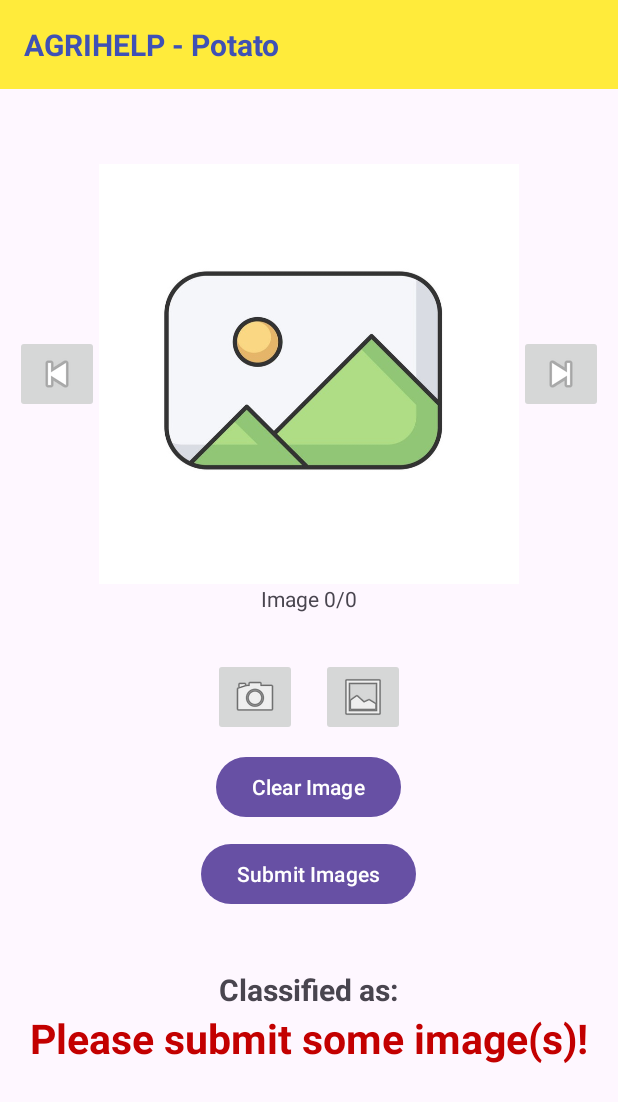
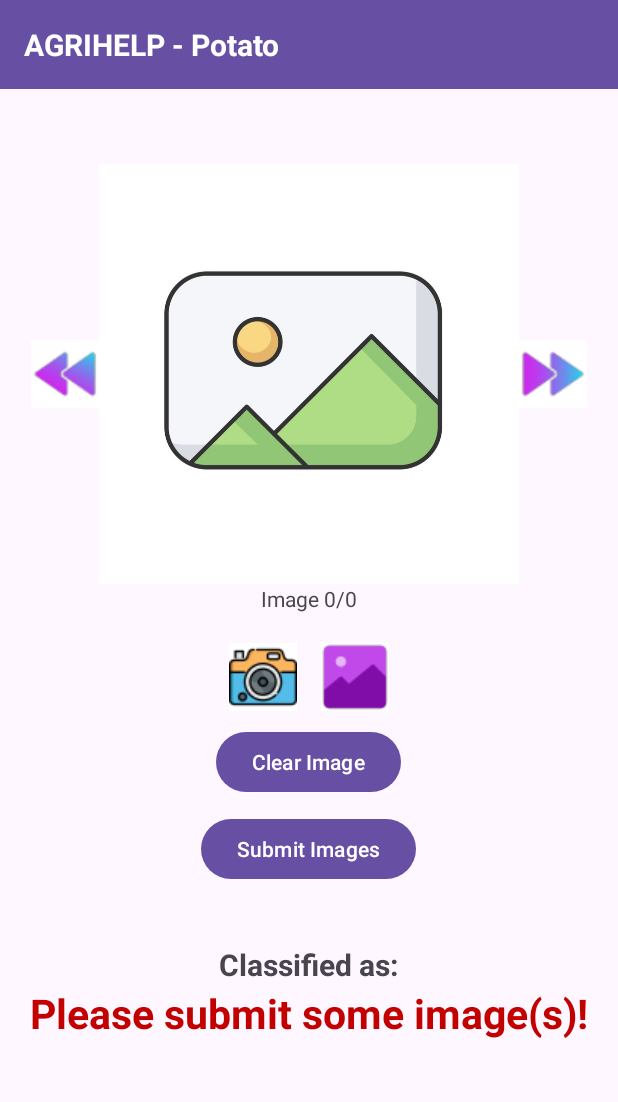
Before and after one commit to Aakarsh2Mittal/App-dev, an Android app: the MainActivity screen opened directly, with no data from a screen before it, on a phone screen of 412 x 824 dp. Shown: the top 1102 px of the screen. Run offline under Robolectric (Android 15) with nearby library versions, the phone set to English and light mode, and no system bars; libraries missing offline, so code that uses them is left out: org.tensorflow.lite.

Commit message:
improving UI

```diff
--- a/app/src/main/res/layout/activity_home.xml
+++ b/app/src/main/res/layout/activity_home.xml
@@ -60,7 +60,7 @@
         android:id="@+id/titleBar"
         android:layout_width="match_parent"
         android:layout_height="wrap_content"
-        android:background="#FFEB3B"
+        android:background="#6750A3"
         android:orientation="vertical"
         android:padding="16dp">
 
@@ -68,7 +68,7 @@
             android:layout_width="wrap_content"
             android:layout_height="wrap_content"
             android:text="AGRIHELP - Heal Your Crop"
-            android:textColor="#3F51B5"
+            android:textColor="#FEFAFD"
             android:textSize="20sp"
             android:textStyle="bold" />
     </LinearLayout>
--- a/app/src/main/res/layout/activity_main.xml
+++ b/app/src/main/res/layout/activity_main.xml
@@ -1,10 +1,10 @@
 <?xml version="1.0" encoding="utf-8"?>
 
-<LinearLayout
-    xmlns:android="http://schemas.android.com/apk/res/android"
+<LinearLayout xmlns:android="http://schemas.android.com/apk/res/android"
     xmlns:tools="http://schemas.android.com/tools"
     android:layout_width="match_parent"
     android:layout_height="match_parent"
+    xmlns:app="http://schemas.android.com/apk/res-auto"
     android:gravity="center_horizontal"
     android:orientation="vertical"
     tools:context=".MainActivity">
@@ -12,7 +12,7 @@
         android:id="@+id/titleBar"
         android:layout_width="match_parent"
         android:layout_height="wrap_content"
-        android:background="#FFEB3B"
+        android:background="#6750A3"
         android:orientation="vertical"
         android:padding="16dp">
 
@@ -20,7 +20,7 @@
             android:layout_width="wrap_content"
             android:layout_height="wrap_content"
             android:text="AGRIHELP - Potato"
-            android:textColor="#3F51B5"
+            android:textColor="#FFFFFF"
             android:textSize="20sp"
             android:textStyle="bold" />
     </LinearLayout>
@@ -33,7 +33,8 @@
             android:layout_height="wrap_content"
             android:contentDescription="previous_icon"
             android:layout_marginTop="25dp"
-            android:src="@android:drawable/ic_media_previous"
+            android:src="@drawable/prev_button"
+            android:background="@android:color/transparent"
             android:layout_gravity="center_vertical"/>
         <ImageSwitcher
             android:id="@+id/image"
@@ -49,7 +50,8 @@
             android:layout_height="wrap_content"
             android:contentDescription="next_icon"
             android:layout_marginTop="25dp"
-            android:src="@android:drawable/ic_media_next"
+            android:src="@drawable/next_button"
+            android:background="@android:color/transparent"
             android:layout_gravity="center_vertical"/>
     </LinearLayout>
     <!--click here to view previous image-->
@@ -63,14 +65,15 @@
     <LinearLayout
         android:layout_width="wrap_content"
         android:layout_height="wrap_content"
-        android:layout_marginTop="30dp">
+        android:layout_marginTop="20dp">
         <ImageButton
             android:id="@+id/cameraButton"
             android:layout_width="wrap_content"
             android:layout_height="wrap_content"
             android:layout_marginEnd="8dp"
             android:contentDescription="camera_icon"
-            android:src="@android:drawable/ic_menu_camera" />
+            android:src="@drawable/camera"
+            android:background="@android:color/transparent"/>
 
         <ImageButton
             android:id="@+id/galleryButton"
@@ -78,7 +81,8 @@
             android:layout_height="wrap_content"
             android:layout_marginStart="8dp"
             android:contentDescription="gallery_icon"
-            android:src="@android:drawable/ic_menu_gallery" />
+            android:src="@drawable/gallery"
+            android:background="@android:color/transparent"/>
     </LinearLayout>
 
 
```
Also changed, not shown: app/src/main/java/com/example/potato3/MainActivity.java (+7 -7 lines), app/src/main/java/com/example/potato3/PepperActivity.java (+7 -7 lines), app/src/main/java/com/example/potato3/TomatoActivity.java (+7 -7 lines), app/src/main/res/layout/activity_pepper.xml (+10 -6 lines), app/src/main/res/layout/activity_tomato.xml (+10 -6 lines), app/src/main/res/drawable/camera.jpg (added), app/src/main/res/drawable/gallery.jpg (added), app/src/main/res/drawable/next_button.jpg (added), app/src/main/res/drawable/prev_button.jpg (added).
